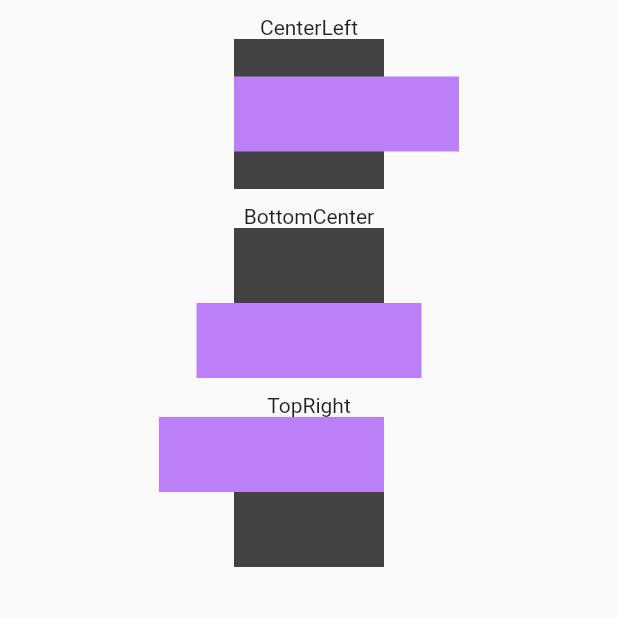
After one commit to ACM-VIT/fludget, a Flutter app: the SizedOverflowBoxImplementation screen opened directly, on a phone screen of 412 x 824 dp, the top half of it. The commit adds this screen. Run offline on Flutter 3.47's test engine with Material 2 defaults, Android fonts, the phone set to English and light mode, and no system bars; our stand-ins replace file_picker, package_info_plus, shared_preferences, webview_flutter; missing offline and left inert: syntax_highlighter; accounts and stored records are empty.

Commit message:
Implemented SizedOverflowBox

```diff
--- /dev/null
+++ b/lib/routes/SizedOverflowBox.dart
@@ -0,0 +1,86 @@
+import 'package:fludget/Models/codeString.dart';
+import 'package:flutter/material.dart';
+import 'dart:ui';
+
+class SizedOverflowBoxImplementation extends StatelessWidget {
+  const SizedOverflowBoxImplementation({Key? key}) : super(key: key);
+  @override
+  Widget build(BuildContext context) {
+    return Scaffold(
+      body: Column(
+        children: [
+          SizedBox(height: 10,),
+          Text("CenterLeft"),
+          Center(
+            child: Container(
+              color: Theme.of(context).secondaryHeaderColor,
+              child: SizedOverflowBox(
+                size: const Size(100, 100),
+                child: Container(height: 50.0, width: 150.0, color: Theme.of(context).primaryColor),
+                alignment: Alignment.centerLeft,
+              ),
+            ),
+          ),
+          SizedBox(height: 10,),
+          Text("BottomCenter"),
+          Center(
+            child: Container(
+              color: Theme.of(context).secondaryHeaderColor,
+              child: SizedOverflowBox(
+                size: const Size(100, 100),
+                child: Container(height: 50.0, width: 150.0, color: Theme.of(context).primaryColor),
+                alignment: Alignment.bottomCenter,
+              ),
+            ),
+          ),
+          SizedBox(height: 10,),
+          Text("TopRight"),
+          Center(
+            child: Container(
+              color: Theme.of(context).secondaryHeaderColor,
+              child: SizedOverflowBox(
+                size: const Size(100, 100),
+                child: Container(height: 50.0, width: 150.0, color: Theme.of(context).primaryColor),
+                alignment: Alignment.topRight,
+              ),
+            ),
+          ),
+        ],
+      ),
+    );
+  }
+}
+
+
+class SizedOverflowBoxDescription extends StatelessWidget {
+  const SizedOverflowBoxDescription({Key? key}) : super(key: key);
+  @override
+  Widget build(BuildContext context) {
+    return Center(
+      child: Container(
+        padding: EdgeInsets.all(16.0),
+        child: Text(
+          '''A widget that is a specific size but passes its original constraints through to its child, which may then overflow.  In other words, we can say that it creates a widget of a given size that lets its child overflow.''',
+          style: TextStyle(fontSize: 24),
+        ),
+      ),
+    );
+  }
+}
+
+class SizedOverflowBoxCode extends CodeString {
+  const SizedOverflowBoxCode();
+  @override
+  String buildCodeString() {
+    return """Center(
+            child: Container(
+              color: Theme.of(context).secondaryHeaderColor,
+              child: SizedOverflowBox(
+                size: const Size(100, 100),
+                child: Container(height: 50.0, width: 150.0, color: Theme.of(context).primaryColor),
+                alignment: Alignment.centerLeft,
+              ),
+            ),
+          ),""";
+  }
+}
--- a/lib/widgetList.dart
+++ b/lib/widgetList.dart
@@ -4,6 +4,7 @@ import 'package:fludget/routes/Card.dart';
 import 'package:fludget/routes/ExpansionPanel.dart';
 import 'package:fludget/routes/OverflowBox.dart';
 import 'package:fludget/routes/DataTable.dart';
+import 'package:fludget/routes/SizedOverflowBox.dart';
 import 'package:fludget/routes/TabBar.dart';
 import 'package:fludget/routes/DatePickerDialog.dart';
 import 'package:fludget/routes/FormField.dart';
@@ -831,5 +832,14 @@ WidgetModel(
     description: FractioanllySizedBoxDesc(),
     category: [WidgetCategoy.Layout],
     codeString: FractioanallySizedBoxCode(),
-  )
+  ),
+    WidgetModel(
+        name: "SizedOverflowBox",
+        link: "https://api.flutter.dev/flutter/widgets/SizedOverflowBox-class.html",
+        subtitle: "Implementation of SizedOverflowBox Widget",
+        implementation: SizedOverflowBoxImplementation(),
+        description: SizedOverflowBoxDescription(),
+        category: [WidgetCategoy.Layout],
+        codeString: SizedOverflowBoxCode()
+    ),
 ];
```
